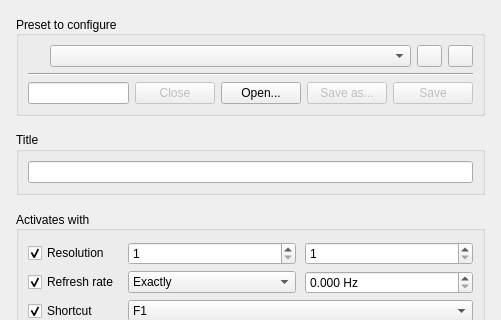
This is src/display/qt/windows/ControlPanel/VideoPresets.ui in mrehkopf/vcs as Qt 5 draws it before an edit; both pictures show x 0 to 501 and y 0 to 320 of the 501 by 479 pixel window. The edited form follows.
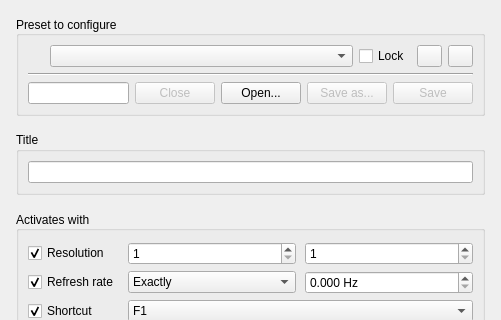
This is the edited form. Icons and pictures are not drawn. Custom widgets are drawn as their Qt base class.

Commit message:
ui/video-presets: Add ability to lock the current preset
So no other preset will activate.

```diff
--- a/src/display/qt/windows/ControlPanel/VideoPresets.ui
+++ b/src/display/qt/windows/ControlPanel/VideoPresets.ui
@@ -119,6 +119,19 @@
             <item>
              <widget class="VideoPresetList" name="comboBox_presetList"/>
             </item>
+            <item>
+             <widget class="QCheckBox" name="checkBox_lockSelectedPreset">
+              <property name="sizePolicy">
+               <sizepolicy hsizetype="Maximum" vsizetype="Fixed">
+                <horstretch>0</horstretch>
+                <verstretch>0</verstretch>
+               </sizepolicy>
+              </property>
+              <property name="text">
+               <string>Lock</string>
+              </property>
+             </widget>
+            </item>
             <item>
              <widget class="QPushButton" name="pushButton_addNewPreset">
               <property name="sizePolicy">
```
The commit also changes 3 other files.
